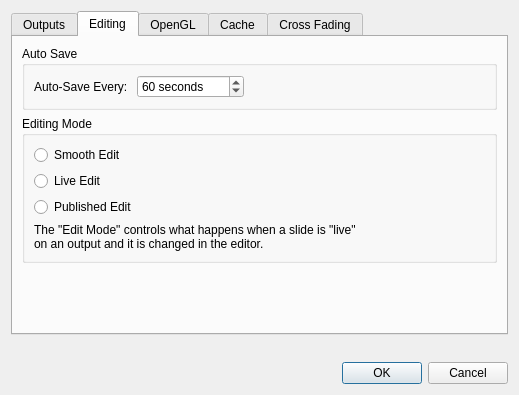
Qt form src/AppSettingsDialog.ui (google-code-export/dviz) before a commit.
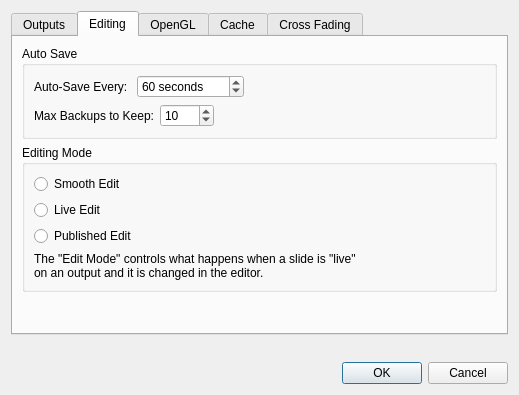
The same form after that commit. The open tabs and pages were chosen to show the change. Icons and pictures are not drawn.

Commit message: Added auto-backup to Document save routines.

The edit to the form file:
```diff
--- a/src/AppSettingsDialog.ui
+++ b/src/AppSettingsDialog.ui
@@ -188,6 +188,43 @@
             </item>
            </layout>
           </item>
+          <item>
+           <layout class="QHBoxLayout" name="horizontalLayout_6">
+            <item>
+             <widget class="QLabel" name="label_14">
+              <property name="text">
+               <string>Max Backups to Keep:</string>
+              </property>
+             </widget>
+            </item>
+            <item>
+             <widget class="QSpinBox" name="maxBackups">
+              <property name="minimum">
+               <number>1</number>
+              </property>
+              <property name="maximum">
+               <number>9999</number>
+              </property>
+              <property name="value">
+               <number>10</number>
+              </property>
+             </widget>
+            </item>
+            <item>
+             <spacer name="horizontalSpacer_3">
+              <property name="orientation">
+               <enum>Qt::Horizontal</enum>
+              </property>
+              <property name="sizeHint" stdset="0">
+               <size>
+                <width>40</width>
+                <height>20</height>
+               </size>
+              </property>
+             </spacer>
+            </item>
+           </layout>
+          </item>
          </layout>
         </widget>
        </item>
```
The commit also changes 3 other files.
